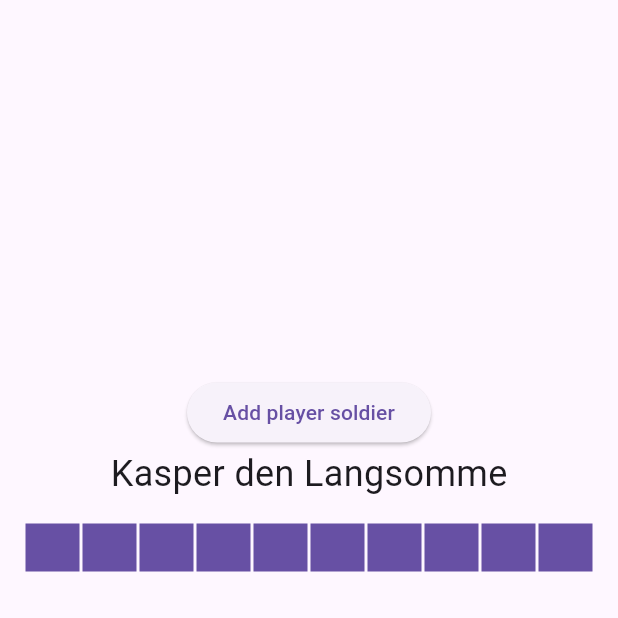
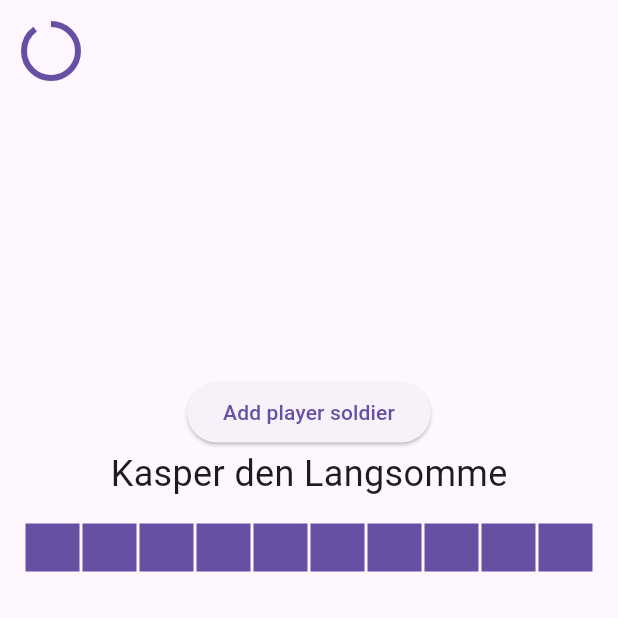
Before and after one commit to Mercantec-GHC/h4-projekt-gruppe2-ttp, a Flutter app: the BattlePage screen opened directly, on a phone screen of 412 x 824 dp, the top half of it. Run offline on Flutter 3.47's test engine with Material 3 defaults, Android fonts, the phone set to English and light mode, and no system bars.

```diff
--- a/mobile/lib/battle_page.dart
+++ b/mobile/lib/battle_page.dart
@@ -208,15 +208,32 @@ class BattlePage extends StatefulWidget {
   State<BattlePage> createState() => _BattlePageState();
 }
 
-class _BattlePageState extends State<BattlePage> {
+class _BattlePageState extends State<BattlePage> with TickerProviderStateMixin {
   late final Timer _battleTimer;
   final _battle = Battle();
   final List<OverlayEntry> _overlayEntries = [];
+  late AnimationController _visualTimerController;
+
+  @override
+  void initState() {
+    final battleTick = Duration(seconds: 1);
+    _battleTimer = Timer.periodic(battleTick, (_) => _battleTick());
+    _visualTimerController = AnimationController(
+      vsync: this,
+      duration: battleTick,
+    )
+      ..addListener(() {
+        setState(() {});
+      })
+      ..repeat(period: battleTick);
+    super.initState();
+  }
 
   @override
   void dispose() {
     _battleTimer.cancel();
     _removeAllOverlays();
+    _visualTimerController.dispose();
     super.dispose();
   }
 
@@ -278,15 +295,11 @@ class _BattlePageState extends State<BattlePage> {
   }
 
   @override
-  void initState() {
-    _battleTimer = Timer.periodic(Duration(seconds: 1), (_) => _battleTick());
-    super.initState();
-  }
-
-  @override
   Widget build(BuildContext context) {
     return Scaffold(
-      body: Padding(
+      body: Stack(
+        children: [
+          Padding(
             padding: EdgeInsets.all(16.0),
             child: Column(
               mainAxisAlignment: MainAxisAlignment.center,
@@ -299,7 +312,8 @@ class _BattlePageState extends State<BattlePage> {
                 ...<Widget>[
                   _Base.fromBase(_battle.enemy, type: UnitType.enemy),
                   Padding(
-                padding: EdgeInsets.symmetric(horizontal: 25.0, vertical: 16.0),
+                    padding:
+                        EdgeInsets.symmetric(horizontal: 25.0, vertical: 16.0),
                     child: _TroopList(
                       troops: _battle.enemyTroops,
                       type: UnitType.enemy,
@@ -309,7 +323,8 @@ class _BattlePageState extends State<BattlePage> {
                 Text("⚔️", style: TextStyle(fontSize: 32.0)),
                 ...<Widget>[
                   Padding(
-                padding: EdgeInsets.symmetric(horizontal: 25.0, vertical: 16.0),
+                    padding:
+                        EdgeInsets.symmetric(horizontal: 25.0, vertical: 16.0),
                     child: _TroopList(
                       troops: _battle.playerTroops,
                       type: UnitType.player,
@@ -320,6 +335,17 @@ class _BattlePageState extends State<BattlePage> {
               ],
             ),
           ),
+          Align(
+            alignment: Alignment.topLeft,
+            child: Padding(
+              padding: EdgeInsets.all(16.0),
+              child: CircularProgressIndicator(
+                value: _visualTimerController.value,
+              ),
+            ),
+          )
+        ],
+      ),
     );
   }
 }
```
Lines whose indentation alone changed are shown as unchanged.
